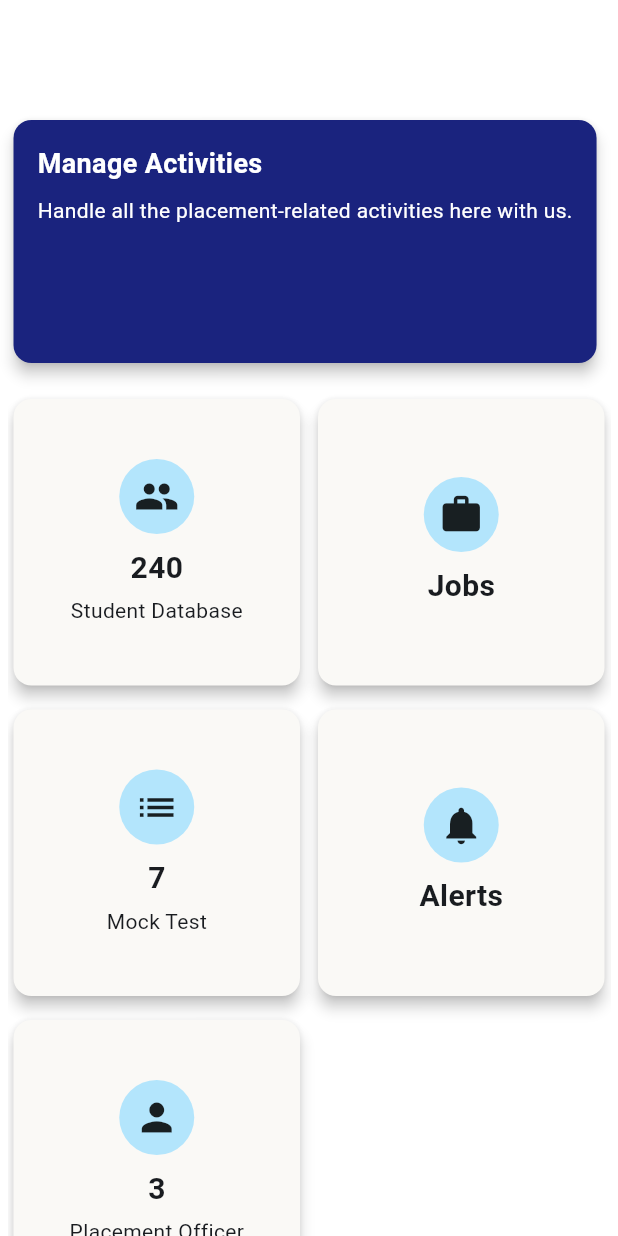
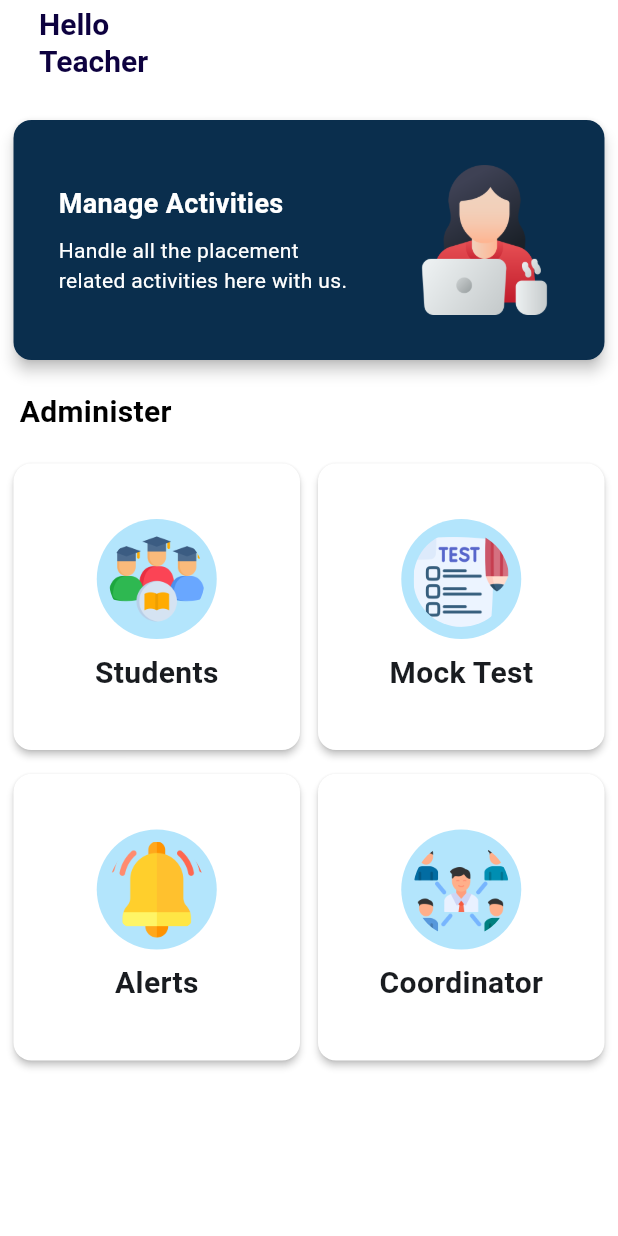
Before and after one commit to Saakshi0508k/RecruitEase, a Flutter app: the LandingPageTeacher screen opened directly, on a phone screen of 412 x 824 dp. Run offline on Flutter 3.47's test engine with Material 3 defaults, Android fonts, the phone set to English and light mode, and no system bars; our stand-ins replace cloud_firestore, file_picker, firebase_auth, firebase_core, firebase_storage, image_picker; accounts and stored records are empty; network calls fail.

Commit message:
landing pages updated

```diff
--- a/lib/landingpage/landingpageteacher.dart
+++ b/lib/landingpage/landingpageteacher.dart
@@ -1,8 +1,8 @@
 import 'package:flutter/material.dart';
+import 'package:recruite_ease/StudentDatabase.dart';
+import 'package:recruite_ease/TPClist.dart';
+import 'package:recruite_ease/mock%20test/mocktest.dart';
 import '/notification/TPOnotification.dart';
-import '/TPClist.dart'; // Import tpclist.dart
-import 'package:recruite_ease/job creation/TPOjobs.dart';
-import 'package:recruite_ease/mock test/mocktest.dart'; // Import the MockTestPage
 
 class LandingPageTeacher extends StatefulWidget {
   const LandingPageTeacher({super.key});
@@ -19,7 +19,33 @@ class _LandingPageTeacherState extends State<LandingPageTeacher> {
         automaticallyImplyLeading: false, // Prevents back arrow
         backgroundColor: Colors.white,
         elevation: 0,
-        title: const Text(''),
+        title: Row(
+          mainAxisAlignment: MainAxisAlignment.start,
+          children: [
+            SizedBox(width: 10.0),
+            Column(
+              crossAxisAlignment: CrossAxisAlignment.start,
+              children: [
+                Text(
+                  'Hello',
+                  style: TextStyle(
+                    fontSize: 20.0,
+                    fontWeight: FontWeight.bold,
+                    color: Color(0xFF0D013F),
+                  ),
+                ),
+                Text(
+                  'Teacher',
+                  style: TextStyle(
+                    fontSize: 20.0,
+                    fontWeight: FontWeight.bold,
+                    color: Color(0xFF0D013F),
+                  ),
+                ),
+              ],
+            ),
+          ],
+        ),
       ),
       backgroundColor: Colors.white,
       body: Padding(
@@ -31,12 +57,13 @@ class _LandingPageTeacherState extends State<LandingPageTeacher> {
             // Top Card
             Card(
               elevation: 4,
-              color: Colors.indigo[900],
+              color: Color(0xFF0A2E4D),
               child: Padding(
-                padding: const EdgeInsets.all(16.0),
-                child: SizedBox(
-                  height: 130,
-                  child: Column(
+                padding: const EdgeInsets.all(30.0),
+                child: Row(
+                  mainAxisAlignment: MainAxisAlignment.spaceBetween,
+                  children: [
+                    Column(
                       crossAxisAlignment: CrossAxisAlignment.start,
                       children: [
                         Text(
@@ -49,11 +76,31 @@ class _LandingPageTeacherState extends State<LandingPageTeacher> {
                         ),
                         SizedBox(height: 8.0),
                         Text(
-                        'Handle all the placement-related activities here with us.',
+                          'Handle all the placement\nrelated activities here with us.',
                           style: TextStyle(color: Colors.white),
                         ),
                       ],
                     ),
+                    // Larger image on the right side
+                    Image.asset(
+                      'assets/manage_activity.png', // Replace with actual image path
+                      width: 100,
+                      height: 100,
+                    ),
+                  ],
+                ),
+              ),
+            ),
+            SizedBox(height: 16.0),
+            // "Administer" text field
+            Padding(
+              padding: const EdgeInsets.symmetric(horizontal: 8.0),
+              child: Text(
+                'Administer',
+                style: TextStyle(
+                  fontSize: 20.0,
+                  fontWeight: FontWeight.bold,
+                  color: Colors.black,
                 ),
               ),
             ),
@@ -66,11 +113,10 @@ class _LandingPageTeacherState extends State<LandingPageTeacher> {
                 crossAxisSpacing: 4.0,
                 mainAxisSpacing: 8.0,
                 children: [
-                  _buildGridItem(Icons.people, '240', 'Student Database'),
-                  _buildJobsGridItem(),
-                  _buildGridItem(Icons.list, '7', 'Mock Test'),
+                  _buildStudentDbGridItem(),
+                  _buildMockTestGridItem(),
                   _buildAlertsGridItem(),
-                  _buildGridItem(Icons.person, '3', 'Placement Officer'),
+                  _buildCoordinatorGridItem(),
                 ],
               ),
             ),
@@ -80,52 +126,46 @@ class _LandingPageTeacherState extends State<LandingPageTeacher> {
     );
   }
 
-  Widget _buildGridItem(IconData icon, String count, String title) {
+  Widget _buildStudentDbGridItem() {
     return GestureDetector(
       onTap: () {
-        // Add navigation logic based on the title
-        if (title == 'Student Database') {
-          // Handle Student Database action
-        } else if (title == 'Mock Test') {
-          // Navigate to Mock Test page
         Navigator.push(
           context,
           MaterialPageRoute(
-              builder: (context) => MockTest(), // Navigate to MockTestPage
+            builder: (context) => StudentDb(), // Navigate to TPOjobs page
           ),
         );
-        } else if (title == 'Placement Officer') {
-          Navigator.push(
-            context,
-            MaterialPageRoute(builder: (context) => PlacementOfficerScreen()),
-          );
-        }
       },
       child: Card(
-        elevation: 4,
-        color: Color(0xFFFAF9F6),
+        elevation: 2,
+        color: Colors.white,
         child: Padding(
           padding: const EdgeInsets.all(16.0),
           child: Column(
             mainAxisAlignment: MainAxisAlignment.center,
             children: [
-              // Light blue circle
               Container(
-                width: 50,
-                height: 50,
+                width: 80,
+                height: 80,
+                padding: EdgeInsets.all(8.0),
                 decoration: BoxDecoration(
                   color: Colors.lightBlue[100],
                   shape: BoxShape.circle,
                 ),
-                child: Icon(icon, size: 30.0),
+                child: ClipOval(
+                child: Image.asset(
+                  'assets/student_applied.png', // Path to your image
+                  fit: BoxFit.cover,
+                  width: 70,
+                  height: 70,
+                ),
+              ),
               ),
               SizedBox(height: 8.0),
               Text(
-                count,
+                'Students',
                 style: TextStyle(fontSize: 20.0, fontWeight: FontWeight.bold),
               ),
-              SizedBox(height: 4.0),
-              Text(title),
             ],
           ),
         ),
@@ -133,36 +173,44 @@ class _LandingPageTeacherState extends State<LandingPageTeacher> {
     );
   }
 
-  Widget _buildJobsGridItem() {
+  Widget _buildMockTestGridItem() {
     return GestureDetector(
       onTap: () {
         Navigator.push(
           context,
           MaterialPageRoute(
-            builder: (context) => JobsPage(), // Navigate to TPOjobs page
+            builder: (context) => MockTest(), // Navigate to TPOjobs page
           ),
         );
       },
       child: Card(
-        elevation: 4,
-        color: Color(0xFFFAF9F6),
+        elevation: 2,
+        color: Colors.white,
         child: Padding(
           padding: const EdgeInsets.all(16.0),
           child: Column(
             mainAxisAlignment: MainAxisAlignment.center,
             children: [
               Container(
-                width: 50,
-                height: 50,
+                width: 80,
+                height: 80,
+                padding: EdgeInsets.all(8.0),
                 decoration: BoxDecoration(
                   color: Colors.lightBlue[100],
                   shape: BoxShape.circle,
                 ),
-                child: Icon(Icons.work, size: 30.0),
+                child: ClipOval(
+                child: Image.asset(
+                  'assets/test.png', // Path to your image
+                  fit: BoxFit.cover,
+                  width: 70,
+                  height: 70,
+                ),
+              ),
               ),
               SizedBox(height: 8.0),
               Text(
-                'Jobs',
+                'Mock Test',
                 style: TextStyle(fontSize: 20.0, fontWeight: FontWeight.bold),
               ),
             ],
@@ -183,21 +231,29 @@ class _LandingPageTeacherState extends State<LandingPageTeacher> {
         );
       },
       child: Card(
-        elevation: 4,
-        color: Color(0xFFFAF9F6),
+        elevation: 2,
+        color: Colors.white,
         child: Padding(
           padding: const EdgeInsets.all(16.0),
           child: Column(
             mainAxisAlignment: MainAxisAlignment.center,
             children: [
               Container(
-                width: 50,
-                height: 50,
+                width: 80,
+                height: 80,
+                padding: EdgeInsets.all(8.0),
                 decoration: BoxDecoration(
                   color: Colors.lightBlue[100],
                   shape: BoxShape.circle,
                 ),
-                child: Icon(Icons.notifications, size: 30.0),
+                child: ClipOval(
+                child: Image.asset(
+                  'assets/notification.png', // Path to your image
+                  fit: BoxFit.cover,
+                  width: 70,
+                  height: 70,
+                ),
+              ),
               ),
               SizedBox(height: 8.0),
               Text(
@@ -210,4 +266,52 @@ class _LandingPageTeacherState extends State<LandingPageTeacher> {
       ),
     );
   }
+
+  Widget _buildCoordinatorGridItem() {
+    return GestureDetector(
+      onTap: () {
+        Navigator.push(
+          context,
+          MaterialPageRoute(
+            builder: (context) => PlacementOfficerScreen(),
+          ),
+        );
+      },
+      child: Card(
+        elevation: 2,
+        color: Colors.white,
+        child: Padding(
+          padding: const EdgeInsets.all(16.0),
+          child: Column(
+            mainAxisAlignment: MainAxisAlignment.center,
+            children: [
+              Container(
+                width: 80,
+                height: 80,
+                padding: EdgeInsets.all(8.0),
+                decoration: BoxDecoration(
+                  color: Colors.lightBlue[100],
+                  shape: BoxShape.circle,
+                ),
+                child: ClipOval(
+                child: Image.asset(
+                  'assets/coordinator.png', // Path to your image
+                  fit: BoxFit.cover,
+                  width: 70,
+                  height: 70,
+                ),
+              ),
+              ),
+              SizedBox(height: 8.0),
+              Text(
+                'Coordinator',
+                style: TextStyle(fontSize: 20.0, fontWeight: FontWeight.bold),
+              ),
+            ],
+          ),
+        ),
+      ),
+    );
   }
+
+}
--- a/pubspec.yaml
+++ b/pubspec.yaml
@@ -30,7 +30,6 @@ flutter:
     - assets/admin.png
     - assets/teacher.png
     - assets/student.png
-    - assets/student_user.png
     - assets/job.png
     - assets/coordinator.png
     - assets/student_applied.png
```
Also changed, not shown: lib/landingpage/landingpageTPO.dart (+62 -22 lines), lib/landingpage/landingpagestudent.dart (+11 -8 lines), assets/student_user.png (deleted). Lines whose indentation alone changed are shown as unchanged.
